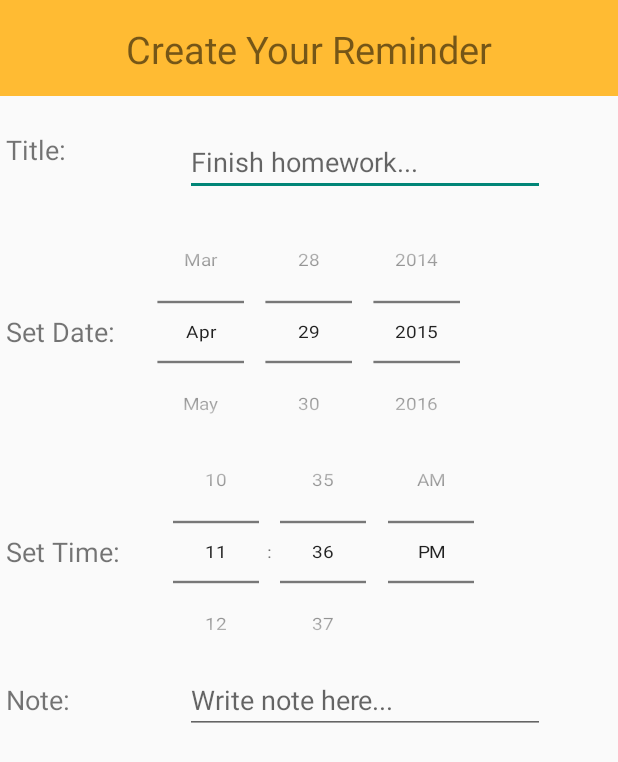
After one commit to Thofkes/ReminderApp, an Android app: the layout dialog_reminder.xml on its own in the app's theme, with its tools: preview values and no code run, on a phone screen of 412 x 824 dp. The commit adds this screen. Shown: the top 762 px of the screen. Run offline under Robolectric (Android 15) with nearby library versions, the phone set to English and light mode, and no system bars.

Commit message:
Got pop up designed and implemented.

```diff
--- a/app/build.gradle
+++ b/app/build.gradle
@@ -6,7 +6,7 @@ android {
 
     defaultConfig {
         applicationId "com.alt.reminderapp"
-        minSdkVersion 8
+        minSdkVersion 21
         targetSdkVersion 22
         versionCode 1
         versionName "1.0"
--- /dev/null
+++ b/app/src/main/res/layout/dialog_reminder.xml
@@ -0,0 +1,110 @@
+<?xml version="1.0" encoding="utf-8"?>
+<LinearLayout xmlns:android="http://schemas.android.com/apk/res/android"
+    android:orientation="vertical"
+    android:layout_width="fill_parent"
+    android:layout_height="wrap_content">
+    <TextView
+        android:text="@string/add"
+        android:textSize="25sp"
+        android:gravity="center_horizontal"
+        android:paddingTop="15dp"
+        android:layout_width="match_parent"
+        android:layout_height="64dp"
+        android:background="#FFFFBB33"
+        android:contentDescription="@string/app_name" />
+    <LinearLayout
+        android:orientation="horizontal"
+        android:layout_width="fill_parent"
+        android:layout_height="wrap_content"
+        android:layout_marginTop="5dp">
+        <TextView
+            android:text="@string/title"
+            android:textSize="18sp"
+            android:layout_width="75dp"
+            android:layout_height="fill_parent"
+            android:gravity="center_vertical"
+            android:layout_marginLeft="4dp"
+            android:layout_marginRight="4dp"/>
+        <EditText
+            android:id="@+id/titleTxt"
+            android:inputType="text"
+            android:layout_width="240dp"
+            android:layout_height="wrap_content"
+            android:layout_marginTop="16dp"
+            android:layout_marginLeft="40dp"
+            android:layout_marginRight="4dp"
+            android:hint="@string/title_hint" />
+    </LinearLayout>
+    <LinearLayout
+        android:orientation="horizontal"
+        android:layout_width="fill_parent"
+        android:layout_height="wrap_content"
+        android:layout_marginTop="-15dp">
+        <TextView
+            android:text="@string/date"
+            android:textSize="18sp"
+            android:layout_width="75dp"
+            android:layout_height="fill_parent"
+            android:gravity="center_vertical"
+            android:layout_marginLeft="4dp"
+            android:layout_marginRight="6dp"/>
+        <DatePicker
+            android:id="@+id/datePick"
+            android:layout_width="wrap_content"
+            android:layout_height="wrap_content"
+            android:calendarViewShown="false"
+            android:spinnersShown="true"
+            android:datePickerMode="spinner"
+            android:scaleX=".9"
+            android:scaleY="0.8">
+
+        </DatePicker>
+
+    </LinearLayout>
+    <LinearLayout
+        android:orientation="horizontal"
+        android:layout_width="fill_parent"
+        android:layout_height="wrap_content"
+        android:layout_marginTop="-65dp">
+        <TextView
+            android:text="@string/time"
+            android:textSize="18sp"
+            android:layout_width="80dp"
+            android:layout_height="fill_parent"
+            android:gravity="center_vertical"
+            android:layout_marginLeft="4dp"
+            android:layout_marginRight="4dp"/>
+        <TimePicker
+            android:id="@+id/timePickPick"
+            android:layout_width="wrap_content"
+            android:layout_height="wrap_content"
+            android:timePickerMode="spinner"
+            android:scaleX=".9"
+            android:scaleY="0.8">
+
+        </TimePicker>
+
+    </LinearLayout>
+    <LinearLayout
+        android:orientation="horizontal"
+        android:layout_width="fill_parent"
+        android:layout_height="wrap_content"
+        android:layout_marginTop="-30dp">
+        <TextView
+            android:text="@string/note"
+            android:textSize="18sp"
+            android:layout_width="75dp"
+            android:layout_height="fill_parent"
+            android:gravity="center_vertical"
+            android:layout_marginLeft="4dp"
+            android:layout_marginRight="4dp"/>
+        <EditText
+            android:id="@+id/noteTxt"
+            android:inputType="text"
+            android:layout_width="240dp"
+            android:layout_height="wrap_content"
+            android:layout_marginLeft="40dp"
+            android:layout_marginRight="4dp"
+            android:hint="@string/note_hint" />
+    </LinearLayout>
+</LinearLayout>
--- a/app/src/main/res/values/strings.xml
+++ b/app/src/main/res/values/strings.xml
@@ -1,4 +1,17 @@
 <resources>
-    <string name="app_name">ReminderApp</string>
+    <string name="app_name">Reminders</string>
     <string name="title_reminder_detail">Reminder Detail</string>
+    <string name="new_reminder">New Reminder</string>
+    <string name="add">Create Your Reminder</string>
+    <string name="title">Title:</string>
+    <string name="title_hint">Finish homework...</string>
+    <string name="date">Set Date:</string>
+    <string name="time">Set Time:</string>
+    <string name="note">Note:</string>
+    <string name="note_hint">Write note here...</string>
+    <string name="cancel">Cancel</string>
+    <string name="save">Save</string>
+
+<!-- TODO: Remove or change this placeholder text -->
+    <string name="hello_blank_fragment">Hello blank fragment</string>
 </resources>
```
Also changed, not shown: app/src/main/java/com/alt/reminderapp/ReminderDetailFragment.java (+10 -3 lines), app/src/main/java/com/alt/reminderapp/ReminderListActivity.java (+70 -2 lines), app/src/main/res/menu/main_activity_actions.xml (added, +8 -0 lines).
